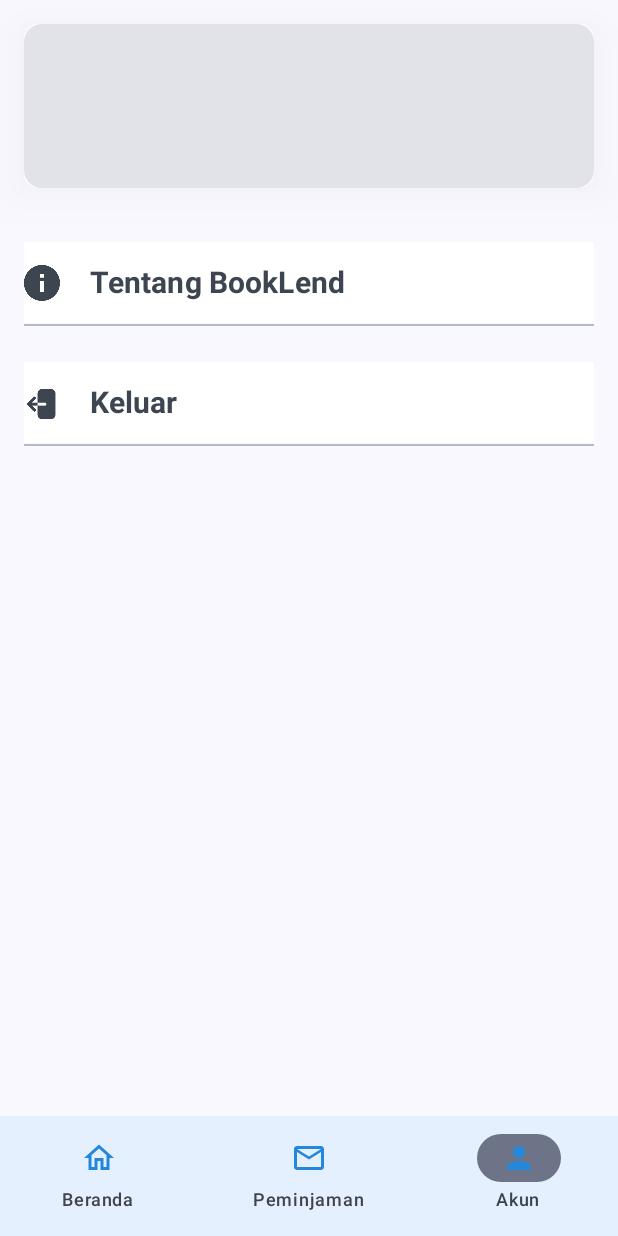
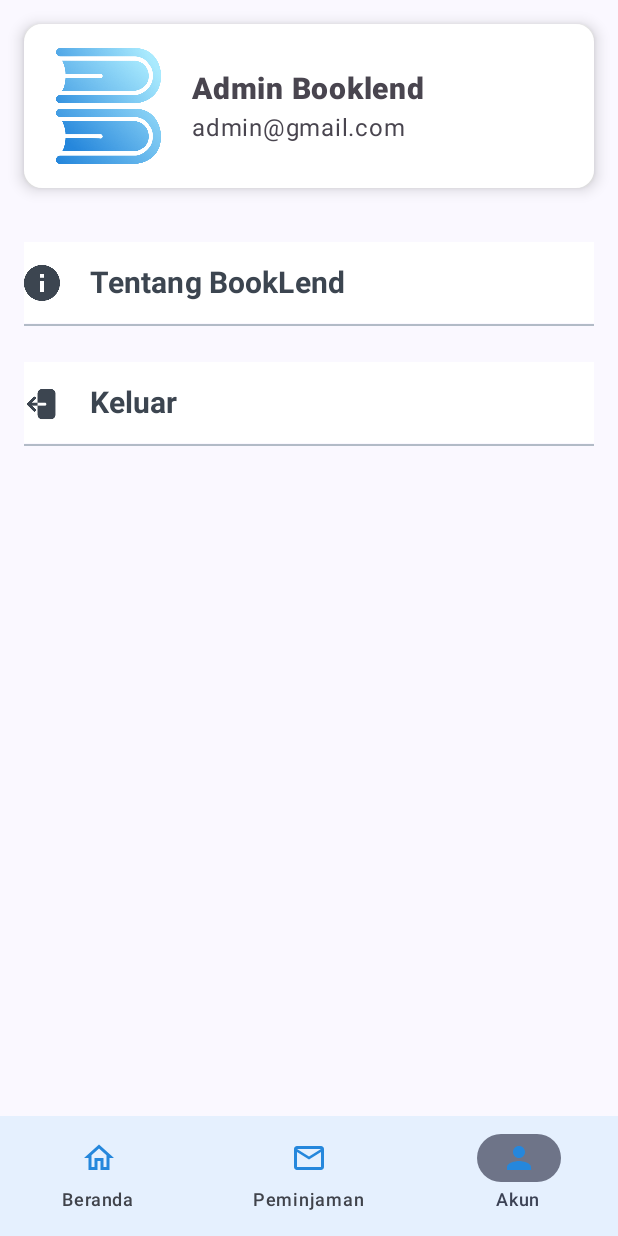
Before and after one commit to syfanadya/BookLend, an Android app built with Jetpack Compose: the AdminAkunScreen screen opened through its navigation route, on a phone screen of 412 x 824 dp. Run offline under Robolectric (Android 15) with nearby library versions, the phone set to English and light mode, and no system bars; Roboto replaces fonts that are not available here.

Commit message:
Perbaikan tampilan akun Admin

```diff
--- a/app/src/main/java/org/d3if3128/booklend/ui/screen/AdminAkunScreen.kt
+++ b/app/src/main/java/org/d3if3128/booklend/ui/screen/AdminAkunScreen.kt
@@ -27,6 +27,7 @@
 import androidx.compose.material3.Button
 import androidx.compose.material3.ButtonDefaults
 import androidx.compose.material3.Card
+import androidx.compose.material3.CardDefaults
 import androidx.compose.material3.ExperimentalMaterial3Api
 import androidx.compose.material3.Icon
 import androidx.compose.material3.NavigationBar
@@ -35,16 +36,13 @@
 import androidx.compose.material3.Text
 import androidx.compose.runtime.Composable
 import androidx.compose.runtime.LaunchedEffect
-import androidx.compose.runtime.collectAsState
 import androidx.compose.runtime.getValue
 import androidx.compose.runtime.mutableIntStateOf
 import androidx.compose.runtime.saveable.rememberSaveable
 import androidx.compose.runtime.setValue
 import androidx.compose.ui.Alignment
 import androidx.compose.ui.Modifier
-import androidx.compose.ui.draw.shadow
 import androidx.compose.ui.graphics.Color
-import androidx.compose.ui.platform.LocalContext
 import androidx.compose.ui.res.painterResource
 import androidx.compose.ui.res.stringResource
 import androidx.compose.ui.text.TextStyle
@@ -56,26 +54,12 @@
 import androidx.navigation.compose.currentBackStackEntryAsState
 import androidx.navigation.compose.rememberNavController
 import org.d3if3128.booklend.R
-import org.d3if3128.booklend.model.User
 import org.d3if3128.booklend.navigation.Screen
-import org.d3if3128.booklend.network.UserDataStore
 import org.d3if3128.booklend.ui.theme.BookLendTheme
 
 @OptIn(ExperimentalMaterial3Api::class)
 @Composable
-fun AdminAkunScreen(navController: NavController, user: User? = null) {
-
-    val context = LocalContext.current
-    val dataStore = UserDataStore(context)
-
-    val userData by dataStore.userFlow.collectAsState(initial = User(
-        namalengkap = "",
-        nohp = "",
-        usia = "",
-        email = "",
-        password = "",
-        tanggalbuatakun = ""
-    ))
+fun AdminAkunScreen(navController: NavController) {
 
     val items = listOf(
         BottomNavigationItem(
@@ -156,9 +140,6 @@
             AdminAkunScreenContent(
                 modifier = Modifier.padding(padding),
                 navController = navController,
-                email = userData.email,
-                fullname = userData.namalengkap,
-                noPhone = userData.nohp,
             )
         }
 
@@ -167,9 +148,6 @@
 @Composable
 fun AdminAkunScreenContent(
     modifier: Modifier,
-    email: String,
-    fullname: String,
-    noPhone: String,
     navController: NavController
 ) {
     Column(
@@ -188,12 +166,13 @@
                 modifier = Modifier
                     .fillMaxWidth()
                     .height(109.dp)
-                    .shadow(
-                        elevation = 20.dp,
-                        spotColor = Color(0x33000000),
-                        ambientColor = Color(0x33000000)
-                    )
-                    .background(color = Color(0xFFFFFFFF), shape = RoundedCornerShape(size = 10.dp))
+                    .background(color = Color(0xFFFFFFFF), shape = RoundedCornerShape(size = 10.dp)),
+                elevation = CardDefaults.cardElevation(
+                    defaultElevation = 6.dp
+                ),
+                colors = CardDefaults.cardColors(
+                    containerColor = Color.White,
+                )
             ) {
                 Row(
                     verticalAlignment = Alignment.CenterVertically,
@@ -201,12 +180,19 @@
                         .fillMaxSize()
                         .padding(16.dp) // Pastikan row mengisi penuh ukuran card dan beri padding agar tidak menempel ke tepi
                 ) {
+                    Icon(
+                        painter = painterResource(id = R.drawable.logogambar), // Ganti dengan ID resource logo Anda
+                        contentDescription = null,
+                        modifier = Modifier.size(80.dp),
+                        tint = Color.Unspecified
+                    )
+                    Spacer(modifier = Modifier.width(16.dp))
                     Column(
                         verticalArrangement = Arrangement.spacedBy(5.dp, Alignment.Top),
                         horizontalAlignment = Alignment.Start,
                     ) {
                         Text(
-                            text = fullname,
+                            text = "Admin Booklend",
                             style = TextStyle(
                                 fontSize = 20.sp,
                                 lineHeight = 24.sp,
@@ -216,17 +202,7 @@
                             )
                         )
                         Text(
-                            text = email,
-                            style = TextStyle(
-                                fontSize = 16.sp,
-                                lineHeight = 24.sp,
-                                fontWeight = FontWeight(400),
-                                color = Color(0xFF49454F),
-                                letterSpacing = 0.5.sp,
-                            )
-                        )
-                        Text(
-                            text = noPhone,
+                            text = "admin@gmail.com",
                             style = TextStyle(
                                 fontSize = 16.sp,
                                 lineHeight = 24.sp,
```
Also changed, not shown: app/src/main/res/drawable-hdpi/error_image.png (added), app/src/main/res/drawable-hdpi/placeholder_image.png (added), app/src/main/res/drawable-mdpi/error_image.png (added), app/src/main/res/drawable-mdpi/placeholder_image.png (added), app/src/main/res/drawable-xhdpi/error_image.png (added), app/src/main/res/drawable-xhdpi/placeholder_image.png (added), app/src/main/res/drawable-xxhdpi/error_image.png (added), app/src/main/res/drawable-xxhdpi/placeholder_image.png (added), app/src/main/res/drawable-xxxhdpi/error_image.png (added), app/src/main/res/drawable-xxxhdpi/placeholder_image.png (added).
